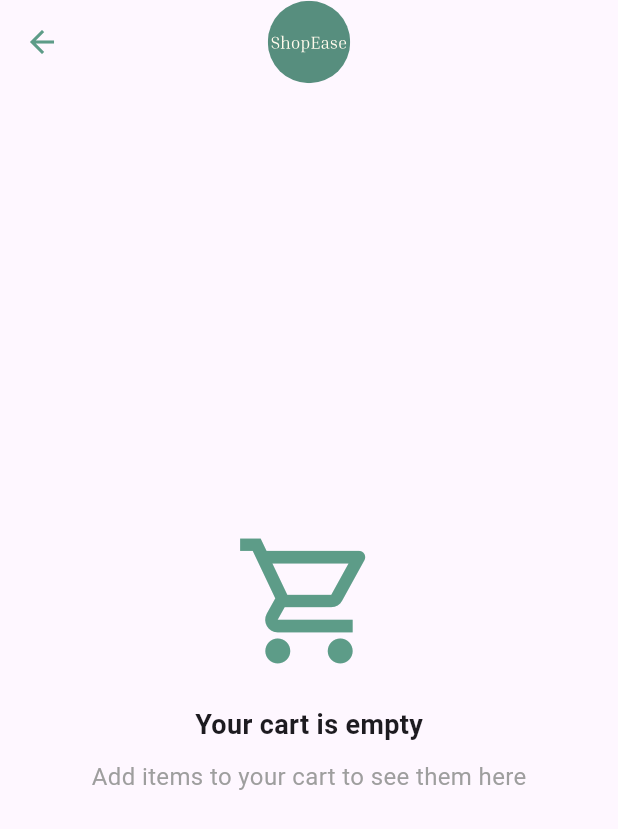
After one commit to NASSWIEL/ShopEase, a Flutter app: the PanierPage screen opened directly, on a phone screen of 412 x 824 dp. The commit adds this screen. Shown: the top 829 px of the screen. Run offline on Flutter 3.47's test engine with Material 3 defaults, Android fonts, the light colour scheme and no system bars; our stand-ins replace flutter_svg; network calls fail.

Commit message:
Add panier page

```diff
--- a/lib/screens/home_page.dart
+++ b/lib/screens/home_page.dart
@@ -3,6 +3,7 @@ import 'package:flutter_svg/flutter_svg.dart';
 import 'dart:async';
 
 import 'package:untitled/widgets/product_card.dart';
+import 'package:untitled/screens/panier_page.dart'; // Add this import
 
 class HomePage extends StatefulWidget {
   const HomePage({Key? key}) : super(key: key);
@@ -153,7 +154,11 @@ class _HomePageState extends State<HomePage> {
           IconButton(
             icon: const Icon(Icons.shopping_cart, color: Color(0xFF5D9C88)),
             onPressed: () {
-              // TODO: Implement cart
+              // Navigate to PanierPage when cart icon is clicked
+              Navigator.push(
+                context,
+                MaterialPageRoute(builder: (context) => const PanierPage()),
+              );
             },
           ),
         ],
--- /dev/null
+++ b/lib/screens/panier_page.dart
@@ -0,0 +1,132 @@
+import 'package:flutter/material.dart';
+import 'package:flutter_svg/flutter_svg.dart'; // Add this import
+
+class PanierPage extends StatefulWidget {
+  const PanierPage({Key? key}) : super(key: key);
+
+  @override
+  State<PanierPage> createState() => _PanierPageState();
+}
+
+class _PanierPageState extends State<PanierPage> {
+  // Placeholder for cart items
+  final List<Map<String, dynamic>> cartItems = [];
+
+  @override
+  Widget build(BuildContext context) {
+    return Scaffold(
+      appBar: AppBar(
+        title: SvgPicture.asset(
+          'assets/images/logo.svg',
+          height: 55,
+          colorFilter: null,
+        ),
+        centerTitle: true, // Center the logo
+        backgroundColor: Colors.transparent,
+        elevation: 0,
+        iconTheme: const IconThemeData(color: Color(0xFF5D9C88)),
+      ),
+      body:
+          cartItems.isEmpty
+              ? const Center(
+                child: Column(
+                  mainAxisAlignment: MainAxisAlignment.center,
+                  children: [
+                    Icon(
+                      Icons.shopping_cart_outlined,
+                      size: 100,
+                      color: Color(0xFF5D9C88),
+                    ),
+                    SizedBox(height: 20),
+                    Text(
+                      'Your cart is empty',
+                      style: TextStyle(
+                        fontSize: 18,
+                        fontWeight: FontWeight.bold,
+                      ),
+                    ),
+                    SizedBox(height: 10),
+                    Text(
+                      'Add items to your cart to see them here',
+                      style: TextStyle(fontSize: 16, color: Colors.grey),
+                    ),
+                  ],
+                ),
+              )
+              : ListView.builder(
+                itemCount: cartItems.length,
+                itemBuilder: (context, index) {
+                  final item = cartItems[index];
+                  return ListTile(
+                    leading: Image.network(
+                      item['imageUrl'],
+                      width: 50,
+                      height: 50,
+                      fit: BoxFit.cover,
+                    ),
+                    title: Text(item['name']),
+                    subtitle: Text('${item['price']} x ${item['quantity']}'),
+                    trailing: IconButton(
+                      icon: const Icon(Icons.delete),
+                      onPressed: () {
+                        // Remove item from cart
+                        setState(() {
+                          cartItems.removeAt(index);
+                        });
+                      },
+                    ),
+                  );
+                },
+              ),
+      bottomNavigationBar:
+          cartItems.isEmpty
+              ? null
+              : Container(
+                padding: const EdgeInsets.all(20),
+                decoration: const BoxDecoration(
+                  color: Colors.white,
+                  boxShadow: [
+                    BoxShadow(
+                      color: Colors.black12,
+                      blurRadius: 10,
+                      offset: Offset(0, -2),
+                    ),
+                  ],
+                ),
+                child: Row(
+                  mainAxisAlignment: MainAxisAlignment.spaceBetween,
+                  children: [
+                    const Text(
+                      'Total:',
+                      style: TextStyle(
+                        fontSize: 18,
+                        fontWeight: FontWeight.bold,
+                      ),
+                    ),
+                    const Text(
+                      '\$0.00',
+                      style: TextStyle(
+                        fontSize: 18,
+                        fontWeight: FontWeight.bold,
+                        color: Color(0xFF5D9C88),
+                      ),
+                    ),
+                    ElevatedButton(
+                      style: ElevatedButton.styleFrom(
+                        backgroundColor: const Color(0xFF5D9C88),
+                        padding: const EdgeInsets.symmetric(
+                          horizontal: 30,
+                          vertical: 10,
+                        ),
+                      ),
+                      onPressed: () {
+                        // Checkout logic
+                      },
+                      child: const Text('Checkout'),
+                    ),
+                  ],
+                ),
+              ),
+    );
+  }
+}
```
